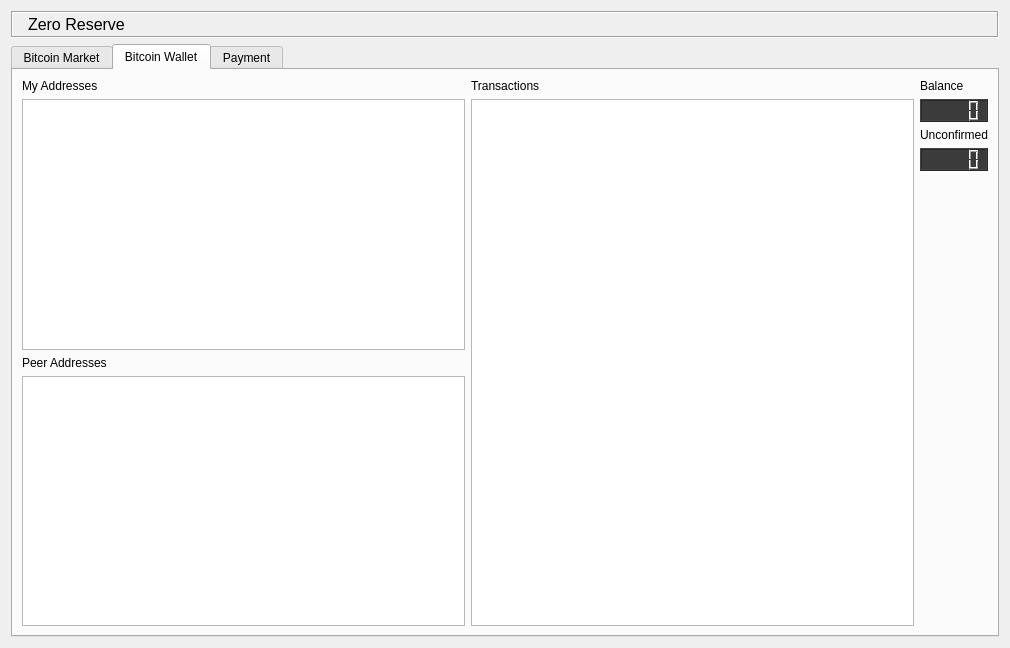
This is ZeroReserveDialog.ui in zeroreserve/ZeroReserve as Qt 5 draws it before an edit. The edited form follows.
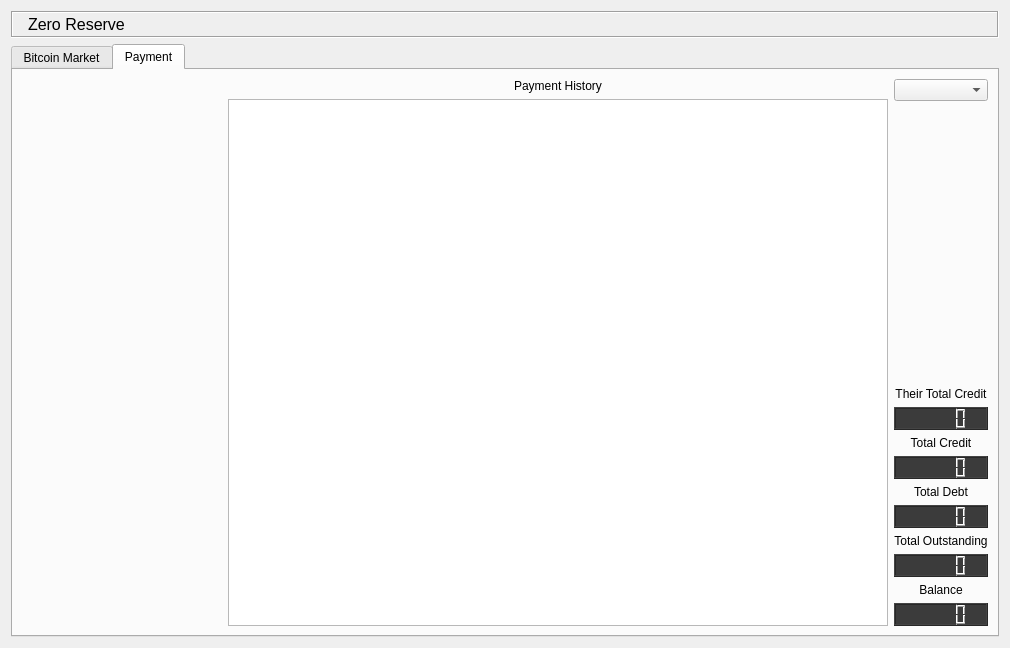
This is the edited form. The open tabs and pages were chosen to show the change. Icons and pictures are not drawn. Custom widgets are drawn as their Qt base class.

Commit message: remove wallet

```diff
--- a/ZeroReserveDialog.ui
+++ b/ZeroReserveDialog.ui
@@ -342,96 +342,6 @@
        </item>
       </layout>
      </widget>
-     <widget class="QWidget" name="BitcoinWalletTab">
-      <attribute name="title">
-       <string>Bitcoin Wallet</string>
-      </attribute>
-      <layout class="QHBoxLayout" name="BitcoinTabLayout">
-       <item>
-        <layout class="QVBoxLayout" name="BitcoinAddrLayout">
-         <item>
-          <widget class="QLabel" name="label_16">
-           <property name="text">
-            <string>My Addresses</string>
-           </property>
-          </widget>
-         </item>
-         <item>
-          <widget class="QTableView" name="MyAddresses"/>
-         </item>
-         <item>
-          <widget class="QLabel" name="label_17">
-           <property name="text">
-            <string>Peer Addresses</string>
-           </property>
-          </widget>
-         </item>
-         <item>
-          <widget class="QTableView" name="PeerAddresses"/>
-         </item>
-        </layout>
-       </item>
-       <item>
-        <layout class="QVBoxLayout" name="BitcoinTxLogLayout">
-         <item>
-          <widget class="QLabel" name="label_18">
-           <property name="text">
-            <string>Transactions</string>
-           </property>
-          </widget>
-         </item>
-         <item>
-          <widget class="QListView" name="btcTxList"/>
-         </item>
-        </layout>
-       </item>
-       <item>
-        <layout class="QVBoxLayout" name="BitcoinDisplayLayout">
-         <item>
-          <widget class="QLabel" name="label_19">
-           <property name="text">
-            <string>Balance</string>
-           </property>
-          </widget>
-         </item>
-         <item>
-          <widget class="QLCDNumber" name="btcBalance">
-           <property name="styleSheet">
-            <string notr="true">background-color: rgb(59, 59, 59);</string>
-           </property>
-          </widget>
-         </item>
-         <item>
-          <widget class="QLabel" name="label_20">
-           <property name="text">
-            <string>Unconfirmed</string>
-           </property>
-          </widget>
-         </item>
-         <item>
-          <widget class="QLCDNumber" name="btcUnconfirmed">
-           <property name="styleSheet">
-            <string notr="true">background-color: rgb(59, 59, 59);</string>
-           </property>
-          </widget>
-         </item>
-         <item>
-          <spacer name="verticalSpacer_2">
-           <property name="orientation">
-            <enum>Qt::Vertical</enum>
-           </property>
-           <property name="sizeHint" stdset="0">
-            <size>
-             <width>20</width>
-             <height>40</height>
-            </size>
-           </property>
-          </spacer>
-         </item>
-        </layout>
-       </item>
-      </layout>
-     </widget>
      <widget class="QWidget" name="PaymentTab">
       <attribute name="title">
        <string>Payment</string>
```
Left out of the diff: 2 changed lines with no effect on the pictures. The commit also changes 2 other files.
